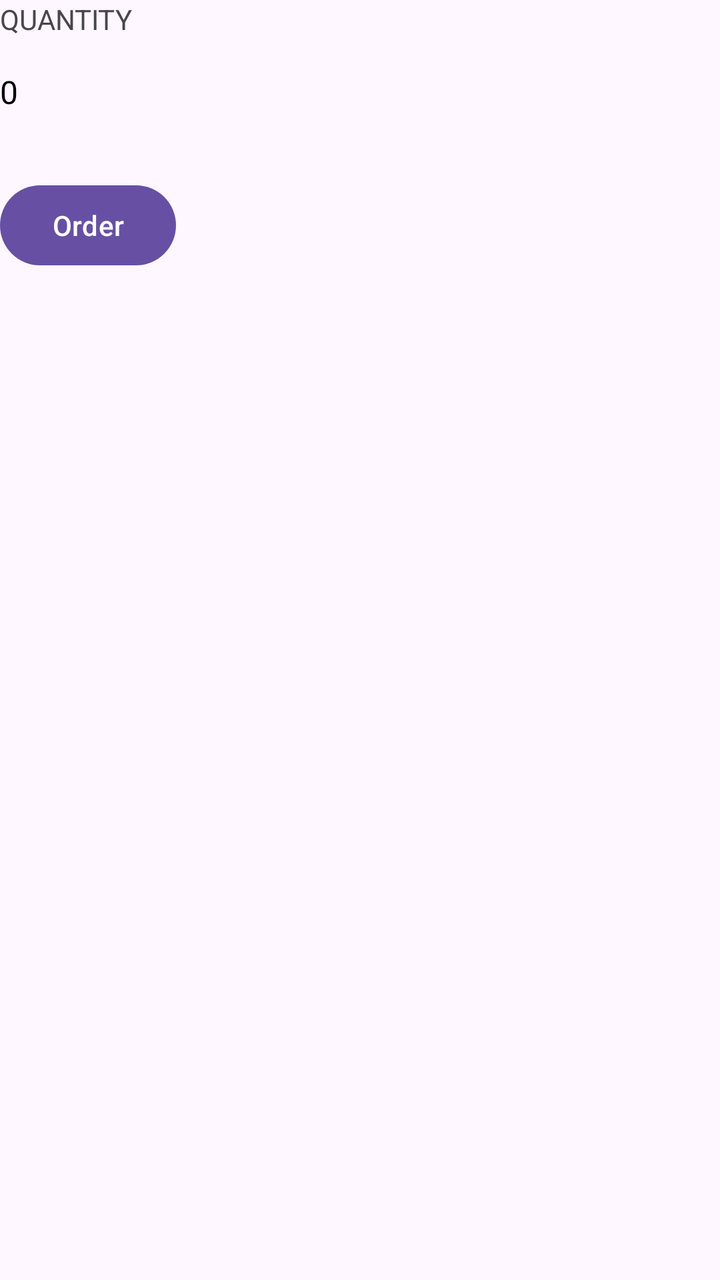
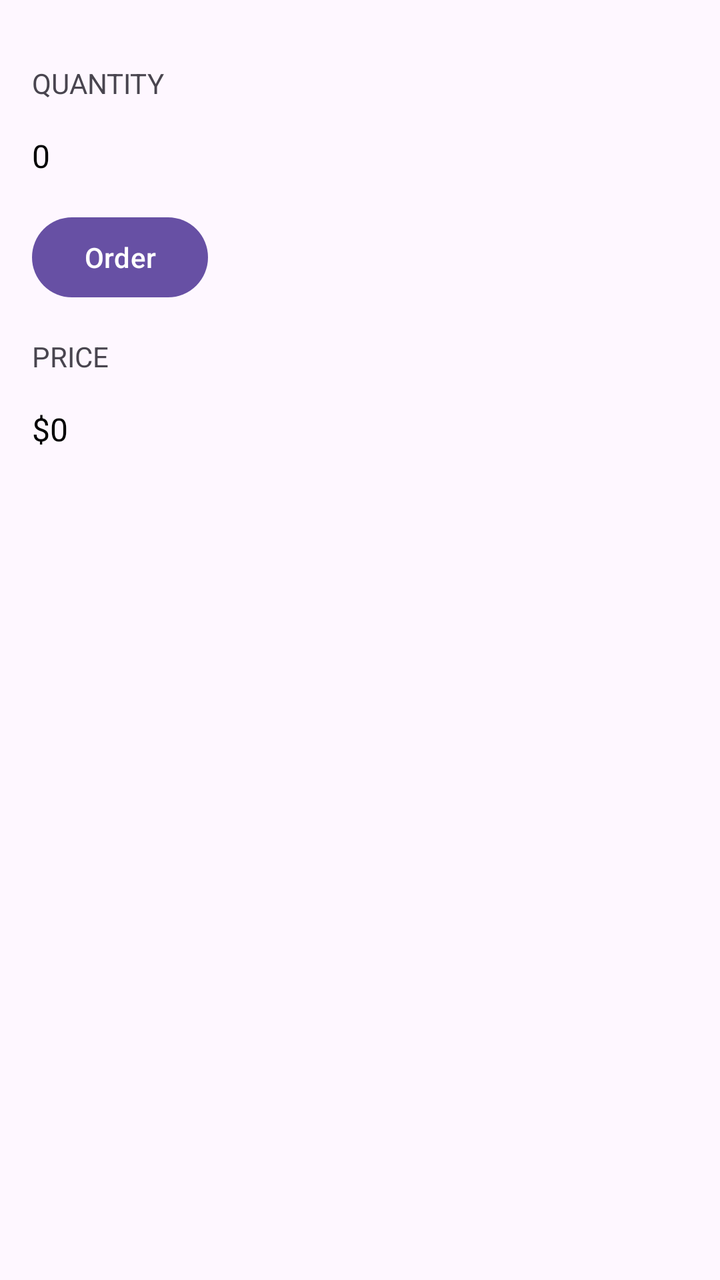

Screens rendered from an Android XML layout before and after an edit, with the pre-edit source and the edit as a unified diff.
<!-- AndroidManifest.xml: application theme Theme.JustJava -->
<!-- res/layout/activity_main.xml -->
<?xml version="1.0" encoding="utf-8"?>
<LinearLayout xmlns:android="http://schemas.android.com/apk/res/android"
    android:layout_width="match_parent"
    android:layout_height="match_parent"
    android:orientation="vertical">

    <TextView
        android:layout_width="wrap_content"
        android:layout_height="wrap_content"
        android:text="Quantity"
        android:textAllCaps="true"
        android:layout_marginBottom="16dp" />

    <TextView
        android:id="@+id/quantity_text_view"
        android:layout_width="wrap_content"
        android:layout_height="wrap_content"
        android:text="0"
        android:textSize="16sp"
        android:textColor="@android:color/black"
        android:layout_marginBottom="16dp" />

    <Button
        android:layout_width="wrap_content"
        android:layout_height="wrap_content"
        android:text="Order"
        android:layout_marginTop="16dp" />

</LinearLayout>
<!-- resources referenced by this layout -->
<resources>
  <style name="Theme.JustJava" parent="Base.Theme.JustJava" />
  <style name="Base.Theme.JustJava" parent="Theme.Material3.DayNight.NoActionBar">
          
          
      </style>
</resources>

<!-- the commit's change to res/layout/activity_main.xml (unified diff, before → after) -->
@@ -2,14 +2,15 @@
 <LinearLayout xmlns:android="http://schemas.android.com/apk/res/android"
     android:layout_width="match_parent"
     android:layout_height="match_parent"
-    android:orientation="vertical">
+    android:orientation="vertical"
+    android:padding="16dp">
 
     <TextView
         android:layout_width="wrap_content"
         android:layout_height="wrap_content"
         android:text="Quantity"
         android:textAllCaps="true"
-        android:layout_marginBottom="16dp" />
+        android:layout_marginTop="16dp" />
 
     <TextView
         android:id="@+id/quantity_text_view"
@@ -18,12 +19,31 @@
         android:text="0"
         android:textSize="16sp"
         android:textColor="@android:color/black"
-        android:layout_marginBottom="16dp" />
+        android:layout_marginTop="16dp" />
 
     <Button
         android:layout_width="wrap_content"
         android:layout_height="wrap_content"
         android:text="Order"
+        android:onClick="submitOrder"
+        android:layout_marginTop="16dp" />
+
+    
+    <TextView
+        android:layout_width="wrap_content"
+        android:layout_height="wrap_content"
+        android:text="Price"
+        android:textAllCaps="true"
+        android:layout_marginTop="16dp" />
+
+    
+    <TextView
+        android:id="@+id/price_text_view"
+        android:layout_width="wrap_content"
+        android:layout_height="wrap_content"
+        android:text="$0"
+        android:textSize="16sp"
+        android:textColor="@android:color/black"
         android:layout_marginTop="16dp" />
 
 </LinearLayout>
